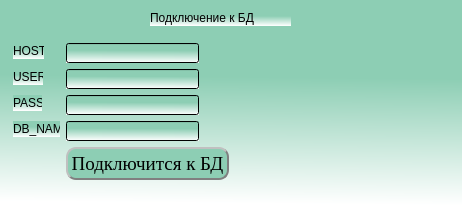
Qt form Interface/Auth.ui (BackDad/Diploma_GB) before a commit.
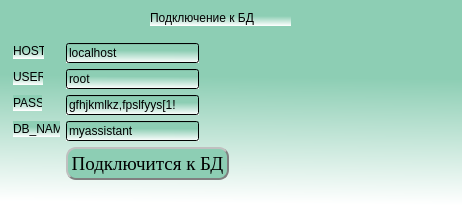
The same form after that commit.

Diff of the .ui file:
```diff
--- a/Interface/Auth.ui
+++ b/Interface/Auth.ui
@@ -52,6 +52,9 @@
      <height>20</height>
     </rect>
    </property>
+   <property name="text">
+    <string>localhost</string>
+   </property>
   </widget>
   <widget class="QLineEdit" name="User_name">
    <property name="geometry">
@@ -62,6 +65,9 @@
      <height>20</height>
     </rect>
    </property>
+   <property name="text">
+    <string>root</string>
+   </property>
   </widget>
   <widget class="QLabel" name="label_3">
    <property name="geometry">
@@ -85,6 +91,9 @@
      <height>20</height>
     </rect>
    </property>
+   <property name="text">
+    <string>gfhjkmlkz,fpslfyys[1!</string>
+   </property>
   </widget>
   <widget class="QLabel" name="label_4">
    <property name="geometry">
@@ -108,6 +117,9 @@
      <height>20</height>
     </rect>
    </property>
+   <property name="text">
+    <string>myassistant</string>
+   </property>
   </widget>
   <widget class="QLabel" name="label_5">
    <property name="geometry">
```
Left out of the diff: 2 changed lines with no effect on the pictures.
